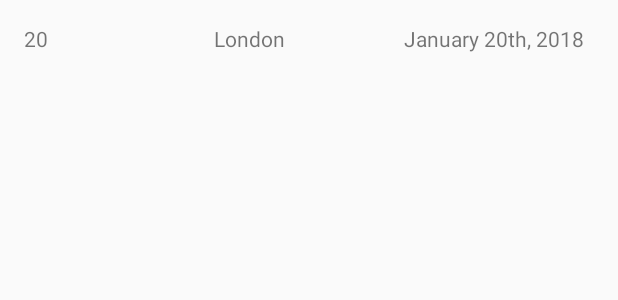
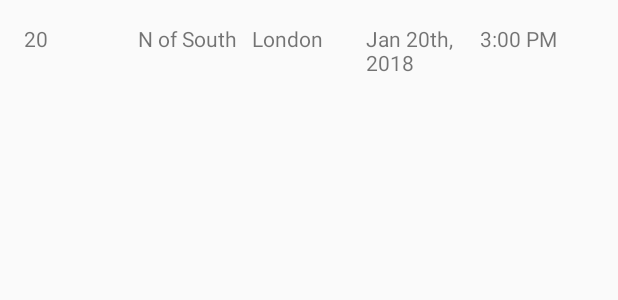
Before and after one commit to TerryGlen/EarthQuake_App, an Android app: the layout earthquake_list_item.xml on its own in the app's theme, with its tools: preview values and no code run, on a phone screen of 412 x 824 dp. Shown: the top 300 px of the screen. Run offline under Robolectric (Android 15) with nearby library versions, the phone set to English and light mode, and no system bars.

Commit message:
Updated again. /TDG

```diff
--- a/app/src/main/res/layout/earthquake_list_item.xml
+++ b/app/src/main/res/layout/earthquake_list_item.xml
@@ -1,6 +1,8 @@
 <?xml version="1.0" encoding="utf-8"?>
 <LinearLayout xmlns:android="http://schemas.android.com/apk/res/android"
-    android:orientation="horizontal" android:layout_width="match_parent"
+    xmlns:tools="http://schemas.android.com/tools"
+    android:orientation="horizontal"
+    android:layout_width="match_parent"
     android:layout_height="match_parent"
     android:padding="16dp">
     <TextView
@@ -8,20 +10,33 @@
         android:layout_height="wrap_content"
         android:layout_weight="1"
         android:id="@+id/magnitude"
-        android:text="20"
+        tools:text="20"
         />
+    <TextView
+        android:layout_width="0dp"
+        android:layout_height="wrap_content"
+        android:id="@+id/location_offset"
+        tools:text="N of South"
+        android:layout_weight="1"/>
+    <TextView
+        android:layout_width="0dp"
+        android:layout_height="wrap_content"
+        android:id="@+id/location"
+        tools:text="London"
+        android:layout_weight="1"/>
 
     <TextView
         android:layout_width="0dp"
         android:layout_height="wrap_content"
-        android:id="@+id/location"
-        android:text="London"
+        android:id="@+id/date"
+        tools:text= "Jan 20th, 2018"
         android:layout_weight="1"/>
     <TextView
         android:layout_width="0dp"
         android:layout_height="wrap_content"
-        android:id="@+id/date"
-        android:text="January 20th, 2018"
-        android:layout_weight="1"/>
+        android:id="@+id/time"
+        android:layout_weight="1"
+        tools:text="3:00 PM">
 
+    </TextView>
 </LinearLayout>
--- a/app/src/main/res/values/strings.xml
+++ b/app/src/main/res/values/strings.xml
@@ -15,4 +15,7 @@
 -->
 <resources>
     <string name="app_name">Quake Report</string>
+    <!-- Default text to show with the earthquake location ("Near the Pacific-Antarctic Ridge")
+ if no specific kilometer distance from the primary location is given [CHAR LIMIT=30] -->
+    <string name ="near_the">Near the</string>
 </resources>
```
Also changed, not shown: app/src/main/java/com/example/android/quakereport/Earthquake.java (+7 -7 lines), app/src/main/java/com/example/android/quakereport/EarthquakeActivity.java (+2 -10 lines), app/src/main/java/com/example/android/quakereport/QueryUtils.java (added, +77 -0 lines).
